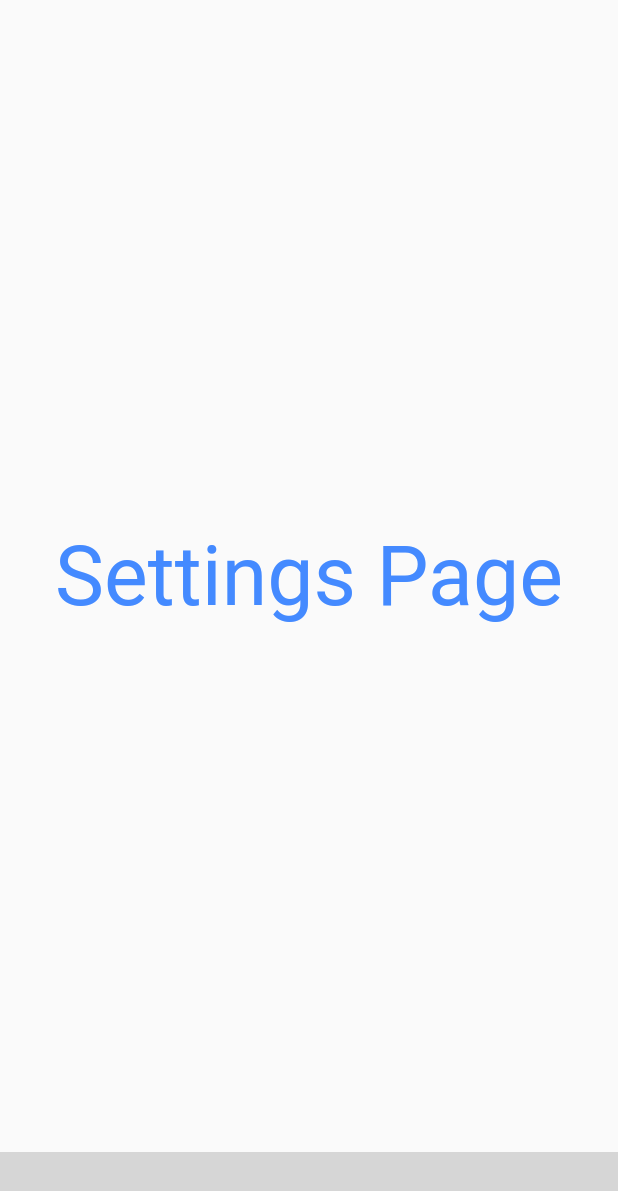
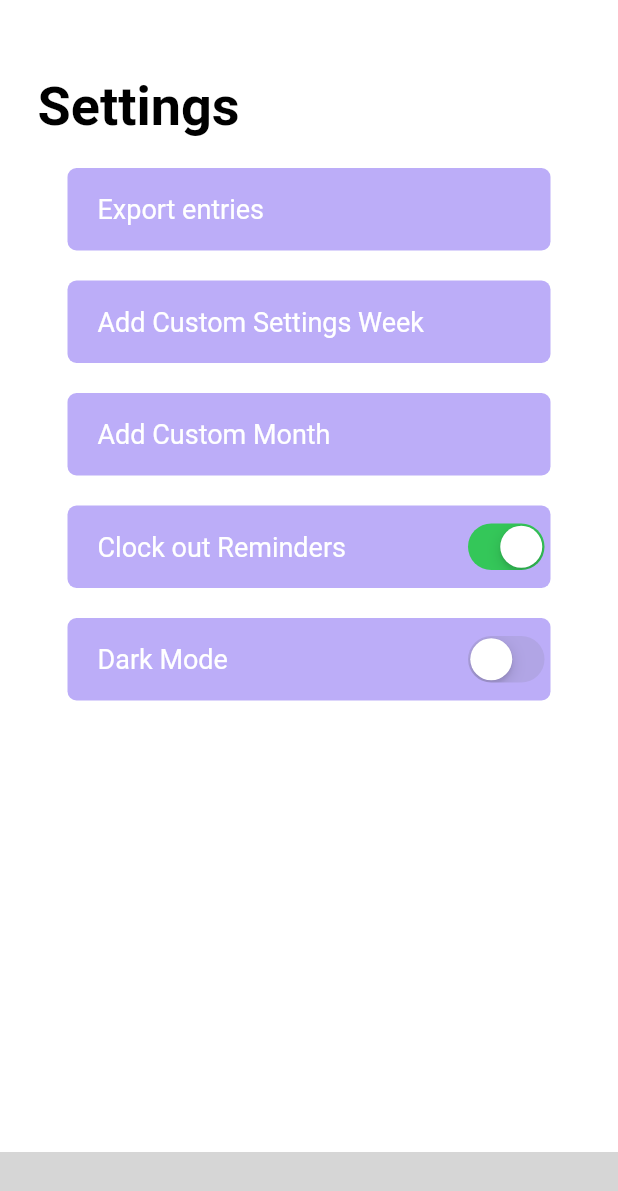
Before and after one commit to 1shaked/money-is-time, a Flutter app: the SettingsPage screen opened by its route, on a phone screen of 412 x 824 dp. Shown: the top 1191 px of the screen. Run offline on Flutter 3.47's test engine with Material 2 defaults, Android fonts, the phone set to English and light mode, and no system bars; our stand-ins replace firebase_analytics, font_awesome_flutter, shared_preferences; accounts and stored records are empty; statements that could not run were skipped; grey boxes are pictures that could not be loaded.

Commit message:
export the settgings and theme manager

```diff
--- /dev/null
+++ b/lib/components/settings/settings.dart
@@ -0,0 +1 @@
+export 'settings_button.dart';
--- a/lib/components/timerPage/timer.dart
+++ b/lib/components/timerPage/timer.dart
@@ -7,12 +7,12 @@ class Timer extends StatelessWidget {
 
   @override
   Widget build(BuildContext context) {
-    return const Center(
+    return Center(
       child: Text(
         '00:00:00',
         style: TextStyle(
           fontSize: 55,
-          color: Colors.black,
+          color: Theme.of(context).primaryColor,
         ),
       ),
     );
--- a/lib/components/timerPage/timer_header_details.dart
+++ b/lib/components/timerPage/timer_header_details.dart
@@ -17,7 +17,7 @@ class TimerHeaderDetails extends StatelessWidget {
           // mainAxisSize: MainAxisSize.min,
           children: [
             Text(
-              'Week of 12018.03.2021',
+              'Week of 12-18.03.2021',
               style: Theme.of(context).textTheme.subtitle2, //subtitle2,
             ),
             Text(
--- a/lib/pages/settings.dart
+++ b/lib/pages/settings.dart
@@ -1,19 +1,90 @@
 import 'package:flutter/material.dart';
+import 'package:flutter/cupertino.dart';
 import 'package:moneytime/components/components.dart';
+import 'package:moneytime/components/settings/settings.dart';
+import 'package:moneytime/services/services.dart';
+import 'package:provider/provider.dart';
 
 class SettingsPage extends StatelessWidget {
   const SettingsPage({Key? key}) : super(key: key);
 
   @override
   Widget build(BuildContext context) {
+    // const width = 338;
+    const EdgeInsetsGeometry margin = EdgeInsets.only(
+      top: 20,
+      left: 20,
+      right: 20,
+    );
+    const EdgeInsetsGeometry padding = EdgeInsets.only(
+      left: 20,
+    );
+    final BorderRadiusGeometry boxRadius = BorderRadius.circular(6);
     return Scaffold(
-      body: const Center(
-        child: Text(
-          'Settings Page',
-          style: TextStyle(
-            fontSize: 55,
-            color: Colors.blueAccent,
-          ),
+      body: Padding(
+        padding: const EdgeInsets.only(
+          top: 50,
+          left: 25,
+          right: 25,
+        ),
+        child: Column(
+          crossAxisAlignment: CrossAxisAlignment.start,
+          children: [
+            Text(
+              'Settings',
+              style: Theme.of(context).textTheme.headline1,
+            ),
+            SettingsButton(
+              margin: margin,
+              padding: padding,
+              boxRadius: boxRadius,
+              buttonStatus: true,
+              buttonText: 'Export entries',
+              hasSwitch: false,
+              tapping: (v) {
+                print('tapping');
+                print(v);
+              },
+            ),
+            SettingsButton(
+              margin: margin,
+              padding: padding,
+              boxRadius: boxRadius,
+              buttonStatus: true,
+              buttonText: 'Add Custom Settings Week',
+              hasSwitch: false,
+              tapping: (v) => {},
+            ),
+            SettingsButton(
+              margin: margin,
+              padding: padding,
+              boxRadius: boxRadius,
+              buttonStatus: true,
+              buttonText: 'Add Custom Month',
+              hasSwitch: false,
+              tapping: (v) => {},
+            ),
+            SettingsButton(
+              margin: margin,
+              padding: padding,
+              boxRadius: boxRadius,
+              buttonStatus: true,
+              buttonText: 'Clock out Reminders',
+              hasSwitch: true,
+              tapping: (v) => {},
+            ),
+            SettingsButton(
+              margin: margin,
+              padding: padding,
+              boxRadius: boxRadius,
+              buttonStatus: Provider.of<ThemeNotifier>(context).isDark,
+              buttonText: 'Dark Mode',
+              hasSwitch: true,
+              tapping: (v) => {
+                Provider.of<ThemeNotifier>(context, listen: false).toggleMode()
+              },
+            ),
+          ],
         ),
       ),
       bottomNavigationBar: BottomNavigation(
--- a/lib/pages/timer.dart
+++ b/lib/pages/timer.dart
@@ -8,6 +8,7 @@ class TimerPage extends StatelessWidget {
   @override
   Widget build(BuildContext context) {
     return Scaffold(
+      // backgroundColor: Provider.of<ThemeNotifier>(context).backgroundColorScaffold,
       body: Column(
         children: const [
           TimerHeaderDetails(),
@@ -18,7 +19,7 @@ class TimerPage extends StatelessWidget {
         ],
       ),
       bottomNavigationBar: const BottomNavigation(
-        path: '/timesheet_page',
+        path: '/timer_page',
       ),
     );
   }
--- a/lib/pages/timesheet.dart
+++ b/lib/pages/timesheet.dart
@@ -10,7 +10,7 @@ class TimesheetPage extends StatelessWidget {
   Widget build(BuildContext context) {
     return Scaffold(
       body: Padding(
-        padding: EdgeInsets.only(
+        padding: const EdgeInsets.only(
           top: 50,
           left: 25,
           right: 25,
--- a/lib/services/theme_manager.dart
+++ b/lib/services/theme_manager.dart
@@ -2,10 +2,9 @@ import 'package:flutter/material.dart';
 import 'package:moneytime/services/services.dart';
 
 ThemeData baseThem = ThemeData(
+  scaffoldBackgroundColor: Colors.white,
   toggleableActiveColor: const Color.fromRGBO(165, 155, 250, 1),
   secondaryHeaderColor: const Color.fromRGBO(188, 173, 248, 1),
-  primarySwatch: Colors.grey,
-
   primaryColor: Colors.black,
   brightness: Brightness.light,
   backgroundColor: Colors.white, //const Color(0xFF212121),
@@ -19,7 +18,7 @@ ThemeData baseThem = ThemeData(
     ),
     headline3: TextStyle(
       color: Colors.white,
-      fontSize: 14,
+      fontSize: 18,
     ),
     bodyText1: TextStyle(
       // for the general text in the app
@@ -37,8 +36,9 @@ ThemeData baseThem = ThemeData(
     ),
     headline1: TextStyle(
       // main headline like the settings headline
-      color: Color.fromRGBO(196, 196, 196, 1),
+      color: Colors.black,
       fontSize: 36,
+      fontWeight: FontWeight.bold,
     ),
     subtitle1: TextStyle(
       color: Color.fromRGBO(196, 196, 196, 1),
@@ -58,16 +58,68 @@ class ThemeNotifier with ChangeNotifier {
   ThemeData lightTheme = baseThem;
 
   final darkTheme = ThemeData(
-    primarySwatch: Colors.grey,
-    primaryColor: Colors.white,
+    scaffoldBackgroundColor: Colors.black,
+    toggleableActiveColor: const Color.fromRGBO(165, 155, 250, 1),
+    secondaryHeaderColor: const Color.fromRGBO(
+        188, 111, 241, 1), // color inside and surround most widget
+    primaryColor: Colors.white, // text color
     brightness: Brightness.dark,
-    backgroundColor: const Color(0xFFE5E5E5),
-    dividerColor: Colors.white54,
+    primaryColorDark: Colors.black,
+    backgroundColor: Colors.black, //const Color(0xFF212121),
+    dividerColor: Colors.white,
+    bottomAppBarColor:
+        const Color.fromRGBO(137, 44, 220, 1), // the bottom app bar text color
+    textTheme: const TextTheme(
+      headline2: TextStyle(
+        color: Color.fromRGBO(188, 111, 241, 1),
+        fontSize: 14,
+      ),
+      headline3: TextStyle(
+        color: Colors.white,
+        fontSize: 18,
+      ),
+      bodyText1: TextStyle(
+        // for the general text in the app
+        color: Colors.white,
+        fontSize: 18,
+      ),
+      bodyText2: TextStyle(
+        // for the Take a break text similar to subtitle
+        color: Color.fromRGBO(196, 196, 196, 1),
+        fontSize: 18,
+      ),
+      button: TextStyle(
+        // for mist button
+        color: Color.fromRGBO(188, 111, 241, 1),
+        fontSize: 14,
+      ),
+      headline1: TextStyle(
+        // general title like
+        // main headline like the settings headline
+        color: Colors.white,
+        fontSize: 36,
+        fontWeight: FontWeight.bold,
+      ),
+      subtitle1: TextStyle(
+        color: Color.fromRGBO(196, 196, 196, 1),
+        fontSize: 16,
+      ),
+      subtitle2: TextStyle(
+        color: Color.fromRGBO(188, 111, 241, 1),
+        fontSize: 16,
+      ),
+    ),
   );
+
+  bool get isDark => _themeData.brightness == Brightness.dark;
+
+  Color get backgroundColorScaffold {
+    if (isDark) return Colors.black;
+    return Colors.white;
+  }
 
   ThemeData _themeData = baseThem;
   ThemeData getTheme() => _themeData;
-
   ThemeNotifier() {
     StorageManager.readData(themeModeString).then((value) {
       print('value read from storage: ' + value.toString());
```
